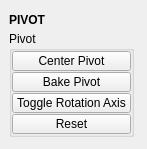
This is tentacle/ui/pivot.ui in m3trik/tentacle as Qt 5 draws it before an edit. The edited form follows.
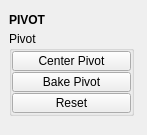
This is the edited form. Custom widgets are drawn as their Qt base class.

Patch:
```diff
--- a/tentacle/ui/pivot.ui
+++ b/tentacle/ui/pivot.ui
@@ -10,7 +10,7 @@
     <x>0</x>
     <y>0</y>
     <width>147</width>
-    <height>149</height>
+    <height>135</height>
    </rect>
   </property>
   <property name="minimumSize">
@@ -167,37 +167,6 @@
            </property>
           </widget>
          </item>
-         <item>
-          <widget class="PushButton" name="b002">
-           <property name="enabled">
-            <bool>true</bool>
-           </property>
-           <property name="minimumSize">
-            <size>
-             <width>0</width>
-             <height>20</height>
-            </size>
-           </property>
-           <property name="maximumSize">
-            <size>
-             <width>999</width>
-             <height>20</height>
-            </size>
-           </property>
-           <property name="toolTip">
-            <string>Toggle the rotation axis pivot 90 degrees.</string>
-           </property>
-           <property name="text">
-            <string>Toggle Rotation Axis</string>
-           </property>
-           <property name="iconSize">
-            <size>
-             <width>18</width>
-             <height>18</height>
-            </size>
-           </property>
-          </widget>
-         </item>
          <item>
           <widget class="PushButton" name="tb000">
            <property name="enabled">
```
